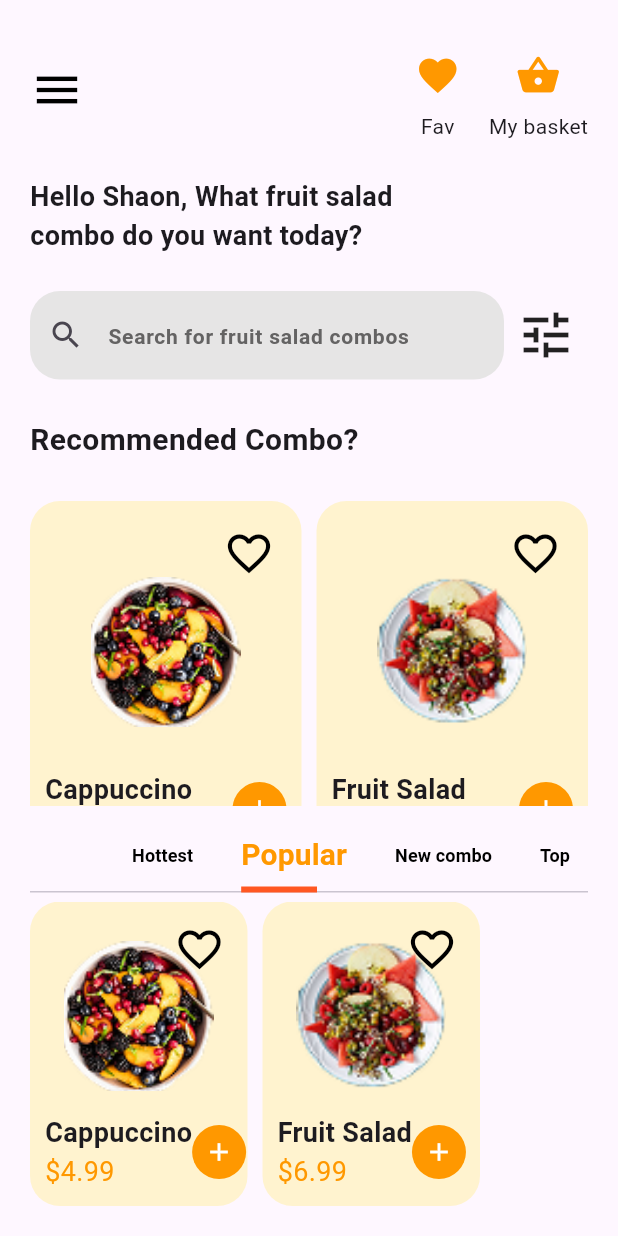
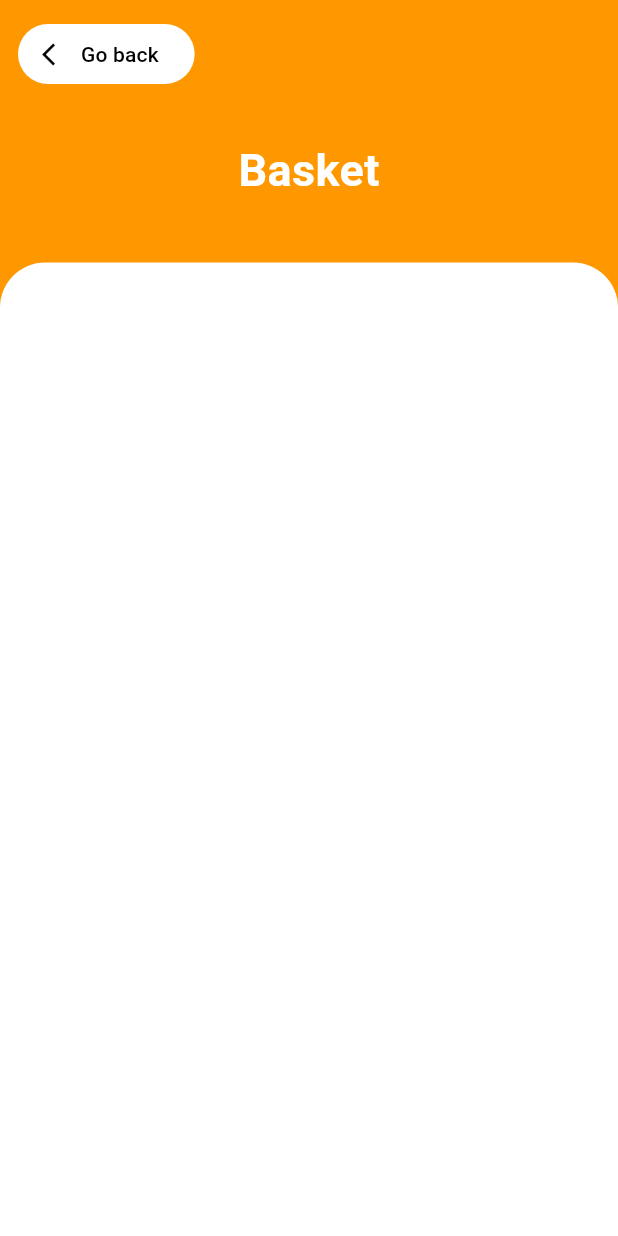
Before and after one commit to dev-shaon/Ecommerce-App, a Flutter app: the HomeScreen screen opened directly, tab 2 chosen, after a tap on the "shopping basket" icon, on a phone screen of 412 x 824 dp. Run offline on Flutter 3.47's test engine with Material 3 defaults, Android fonts, the phone set to English and light mode, and no system bars.

Commit message:
Updated Flutter app code

```diff
--- a/lib/Home_Screen.dart
+++ b/lib/Screens/Home_Screen.dart
@@ -1,9 +1,10 @@
 import 'package:flutter/material.dart';
-import 'package:fruits_ecommerce_app/FoodDetails.dart';
-import 'package:fruits_ecommerce_app/favorite_screen.dart';
+import 'package:fruits_ecommerce_app/Screens/FoodDetails.dart';
+import 'package:fruits_ecommerce_app/Screens/basket_screen.dart';
+import 'package:fruits_ecommerce_app/Screens/favorite_screen.dart';
 import 'package:fruits_ecommerce_app/provider.dart';
 import 'package:provider/provider.dart';
-import 'product.dart';
+import '../product.dart';
 
 class HomeScreen extends StatelessWidget {
   HomeScreen({super.key});
@@ -90,12 +91,12 @@ class HomeScreen extends StatelessWidget {
                           children: [
                             IconButton(
                               onPressed: () {
-                                // Navigator.push(
-                                //   context,
-                                //   MaterialPageRoute(
-                                //     builder: (context) => BasketScreen(),
-                                //   ),
-                                // );
+                                Navigator.push(
+                                  context,
+                                  MaterialPageRoute(
+                                    builder: (context) => BasketScreen(),
+                                  ),
+                                );
                               },
                               icon: const Icon(
                                 Icons.shopping_basket,
--- /dev/null
+++ b/lib/Screens/basket_screen.dart
@@ -0,0 +1,62 @@
+import 'package:flutter/material.dart';
+
+class BasketScreen extends StatelessWidget {
+  @override
+  Widget build(BuildContext context) {
+    return Scaffold(
+      backgroundColor: Colors.orange,
+      body: SafeArea(
+        child: Column(
+          children: [
+            // 🔹 Custom Orange Header
+            Padding(
+              padding: const EdgeInsets.all(12),
+              child: Align(
+                alignment: Alignment.topLeft,
+                child: ElevatedButton.icon(
+                  onPressed: () {
+                    Navigator.pop(context);
+                  },
+                  icon: const Icon(Icons.arrow_back_ios, color: Colors.black),
+                  label: const Text(
+                    "Go back",
+                    style: TextStyle(color: Colors.black),
+                  ),
+                  style: ElevatedButton.styleFrom(
+                    backgroundColor: Colors.white,
+                    shape: RoundedRectangleBorder(
+                      borderRadius: BorderRadius.circular(20),
+                    ),
+                    elevation: 0,
+                  ),
+                ),
+              ),
+            ),
+            SizedBox(height: 20),
+            Text(
+              "Basket",
+              style: TextStyle(
+                color: Colors.white,
+                fontSize: 30,
+                fontWeight: FontWeight.bold,
+              ),
+            ),
+            SizedBox(height: 40),
+            Expanded(
+              child: Container(
+                width: double.infinity,
+                decoration: const BoxDecoration(
+                  color: Colors.white,
+                  borderRadius: BorderRadius.only(
+                    topLeft: Radius.circular(30),
+                    topRight: Radius.circular(30),
+                  ),
+                ),
+              ),
+            ),
+          ],
+        ),
+      ),
+    );
+  }
+}
--- a/lib/first_page.dart
+++ b/lib/Screens/first_page.dart
@@ -1,5 +1,5 @@
 import 'package:flutter/material.dart';
-import 'package:fruits_ecommerce_app/welcome_page.dart';
+import 'package:fruits_ecommerce_app/Screens/welcome_page.dart';
 
 class firstpage extends StatefulWidget {
   const firstpage({super.key});
--- a/lib/main.dart
+++ b/lib/main.dart
@@ -1,8 +1,7 @@
 import 'package:flutter/material.dart';
-import 'package:fruits_ecommerce_app/first_page.dart';
+import 'package:fruits_ecommerce_app/Screens/first_page.dart';
 import 'package:fruits_ecommerce_app/provider.dart';
 import 'package:provider/provider.dart';
-import 'home_screen.dart';
 
 void main() {
   runApp(
```
Also changed, not shown: lib/Screens/Authentication.dart (renamed from lib/welcome_page.dart, +29 -17 lines), lib/Screens/FoodDetails.dart (renamed from lib/FoodDetails.dart, +23 -22 lines), lib/Screens/welcome_page.dart (renamed from lib/Authentication.dart, +17 -29 lines), lib/Screens/favorite_screen.dart (renamed from lib/favorite_screen.dart).
